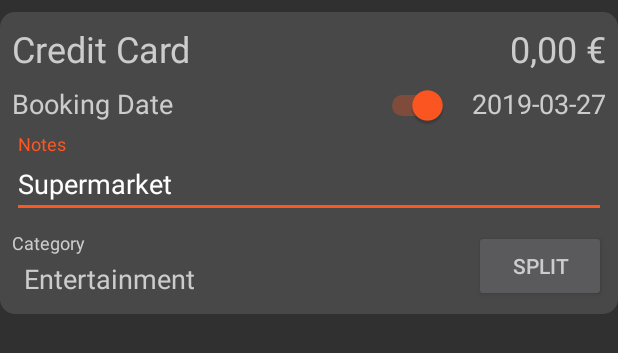
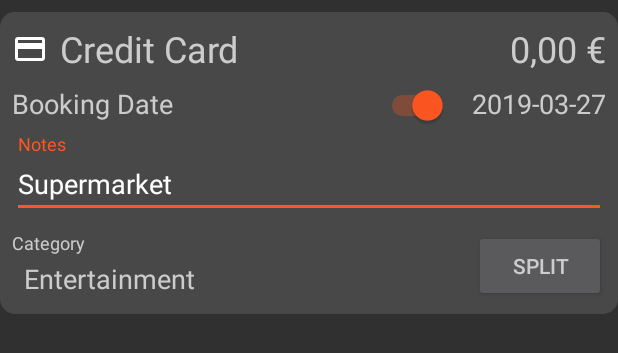
Before and after one commit to AplusKminus/ispork, an Android app: the layout sub_transaction_edit_fragment.xml on its own in the app's theme, with its tools: preview values and no code run, on a phone screen of 412 x 824 dp. Shown: the top 353 px of the screen. Run offline under Robolectric (Android 15) with nearby library versions, the phone set to English and light mode, and no system bars.

Commit message:
#16 Add icons to Participants in transaction editing

```diff
--- a/app/src/main/res/layout/sub_transaction_edit_fragment.xml
+++ b/app/src/main/res/layout/sub_transaction_edit_fragment.xml
@@ -9,26 +9,37 @@
     android:layout_width="match_parent"
     android:layout_height="wrap_content">
 
+    <ImageView
+      android:id="@+id/sub_transaction_participant_type_icon"
+      android:layout_width="wrap_content"
+      android:layout_height="wrap_content"
+      android:layout_marginStart="8dp"
+      app:layout_constraintBottom_toTopOf="@+id/textView"
+      app:layout_constraintStart_toStartOf="parent"
+      app:layout_constraintTop_toTopOf="parent"
+      app:srcCompat="@drawable/ic_account_white_24dp" />
+
     <TextView
       android:id="@+id/sub_transaction_participant_field"
       android:layout_width="0dp"
       android:layout_height="0dp"
-      android:layout_marginEnd="@dimen/horizontal_page_margin"
       android:layout_marginStart="8dp"
       android:layout_marginTop="8dp"
+      android:layout_marginEnd="@dimen/horizontal_page_margin"
       android:gravity="center_vertical"
       android:textSize="24sp"
       app:layout_constraintBottom_toBottomOf="@+id/sub_transaction_amount_field"
       app:layout_constraintEnd_toStartOf="@+id/sub_transaction_amount_field"
-      app:layout_constraintStart_toStartOf="parent"
+      app:layout_constraintStart_toEndOf="@+id/sub_transaction_participant_type_icon"
       app:layout_constraintTop_toTopOf="parent"
       tools:text="Credit Card" />
 
     <TextView
+      android:id="@+id/textView"
       android:layout_width="0dp"
       android:layout_height="wrap_content"
+      android:layout_marginStart="8dp"
       android:layout_marginEnd="16dp"
-      android:layout_marginStart="8dp"
       android:text="@string/booking_date"
       android:textSize="18sp"
       app:layout_constraintEnd_toStartOf="@+id/sub_transaction_booking_date_switch"
```
Also changed, not shown: app/src/main/kotlin/app/pmsoft/ispork/transaction/SubTransactionsListAdapter.kt (+11 -4 lines).
